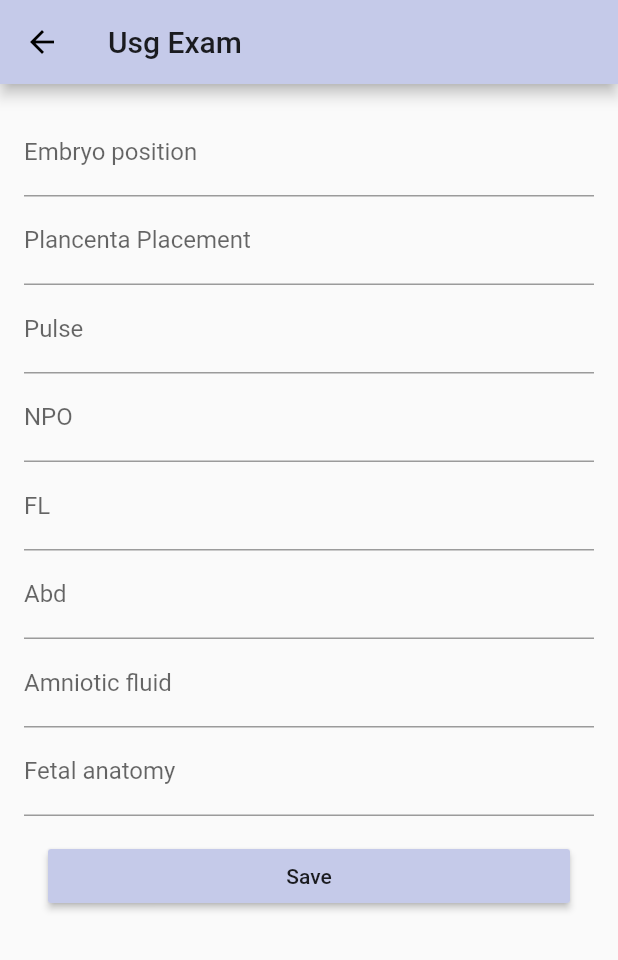
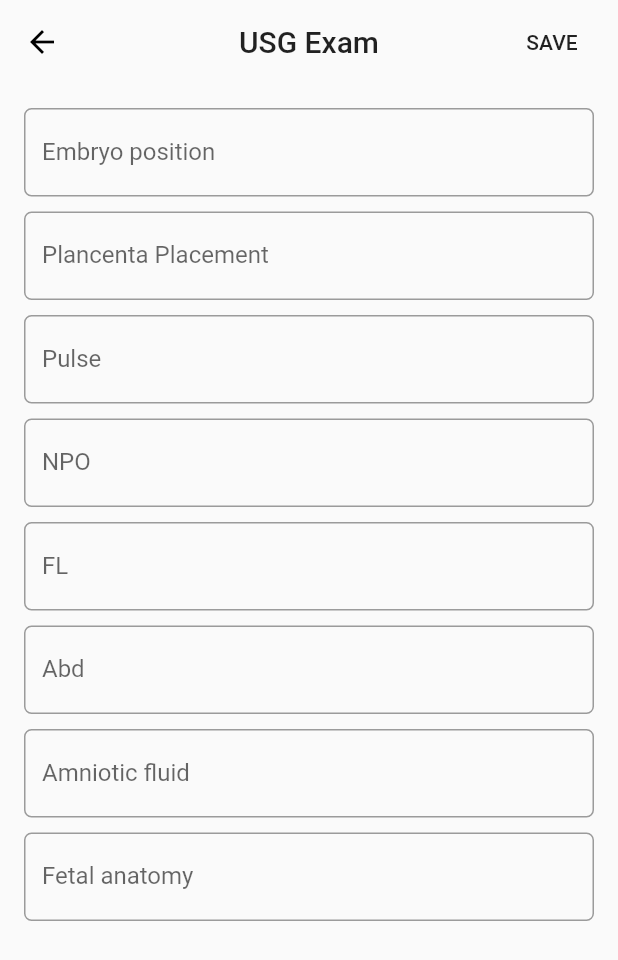
Before and after one commit to ReccaFlames/pregnancy_card, a Flutter app: the UsgEditPage screen opened directly, on a phone screen of 412 x 824 dp. Shown: the top 960 px of the screen. Run offline on Flutter 3.47's test engine with Material 2 defaults, Android fonts, the phone set to English and light mode, and no system bars; our stand-ins replace circular_check_box, image_picker, numberpicker; network calls fail; project files that could hold a hidden picture were left out.

Commit message:
tech: Changed USG Exam Edit Page form style

```diff
--- a/lib/usg_exam/usg_exam_details_page.dart
+++ b/lib/usg_exam/usg_exam_details_page.dart
@@ -5,8 +5,8 @@ import 'usg_exam_details_content.dart';
 
 class UsgDetailsPage extends StatelessWidget {
 
-  final String _exam;
-  final String _date;
+  String exam;
+  String date;
 
   @override
   Widget build(BuildContext context) {
@@ -14,7 +14,7 @@ class UsgDetailsPage extends StatelessWidget {
       body: SingleChildScrollView(
         child: Column(
           children: [
-            UsgExamHeader(_exam, _date),
+            UsgExamHeader(exam, date),
             Padding(
               padding: const EdgeInsets.all(20.0),
               child: UsgExamDetailsContent(),
@@ -25,6 +25,6 @@ class UsgDetailsPage extends StatelessWidget {
     );
   }
 
-  UsgDetailsPage(this._exam, this._date);
+  UsgDetailsPage(this.exam, this.date);
 
 }
--- a/lib/usg_exam/usg_exam_edit_page.dart
+++ b/lib/usg_exam/usg_exam_edit_page.dart
@@ -18,13 +18,43 @@ class UsgExam {
 }
 
 class _UsgEditPageState extends State<UsgEditPage> {
+
   final _formKey = GlobalKey<FormState>();
   final _usgExam = UsgExam();
+
+  formFieldDecoration({String labelText}) {
+    return InputDecoration(
+      disabledBorder: OutlineInputBorder(
+          borderRadius: BorderRadius.all(Radius.circular(5.0)),
+          borderSide: BorderSide(color: Colors.black)),
+      border: OutlineInputBorder(
+          borderRadius: BorderRadius.all(Radius.circular(5.0)),
+          borderSide: BorderSide(color: Colors.black)),
+      labelText: labelText,
+    );
+  }
 
   @override
   Widget build(BuildContext context) {
     return Scaffold(
-        appBar: AppBar(title: Text('Usg Exam')),
+        appBar: AppBar(
+          title: Text('USG Exam'),
+          centerTitle: true,
+          backgroundColor: Colors.transparent,
+          elevation: 0,
+          actions: <Widget>[
+            FlatButton(
+              child: Text('SAVE'),
+              onPressed: () {
+                final form = _formKey.currentState;
+                if (form.validate()) {
+                  form.save();
+                  _showDialog(context);
+                }
+              },
+            ),
+          ],
+        ),
         body: ListView(
           children: <Widget>[
             Container(
@@ -44,19 +74,6 @@ class _UsgEditPageState extends State<UsgEditPage> {
                               _abdField(),
                               _amnioticFluidField(),
                               _fetalAnatomyField(),
-                              Container(
-                                  padding: const EdgeInsets.symmetric(
-                                      vertical: 16.0, horizontal: 16.0),
-                                  child: RaisedButton(
-                                    color: Theme.of(context).primaryColor,
-                                      onPressed: () {
-                                        final form = _formKey.currentState;
-                                        if (form.validate()) {
-                                          form.save();
-                                          _showDialog(context);
-                                        }
-                                      },
-                                      child: Text('Save'))),
                             ])))),
           ],
         ));
@@ -64,8 +81,9 @@ class _UsgEditPageState extends State<UsgEditPage> {
 
   _embryoPositionField() {
     return TextFormField(
-      decoration:
-      InputDecoration(labelText: 'Embryo position'),
+      decoration: formFieldDecoration(
+        labelText: 'Embryo position',
+      ),
       validator: (value) {
         if (value.isEmpty) {
           return 'Please enter embryo position';
@@ -77,9 +95,12 @@ class _UsgEditPageState extends State<UsgEditPage> {
     );
   }
   _placentaPlacementField() {
-    return TextFormField(
-      decoration:
-      InputDecoration(labelText: 'Plancenta Placement'),
+    return Padding(
+      padding: const EdgeInsets.only(top: 10.0),
+      child: TextFormField(
+        decoration: formFieldDecoration(
+          labelText: 'Plancenta Placement',
+        ),
         validator: (value) {
           if (value.isEmpty) {
             return 'Please enter placenta placement';
@@ -88,13 +109,17 @@ class _UsgEditPageState extends State<UsgEditPage> {
         },
         onSaved: (val) =>
             setState(() => _usgExam.placentaPlacement = val),
+      ),
     );
   }
 
   _pulseField() {
-    return TextFormField(
-      decoration:
-      InputDecoration(labelText: 'Pulse'),
+    return Padding(
+      padding: const EdgeInsets.only(top: 10.0),
+      child: TextFormField(
+        decoration: formFieldDecoration(
+          labelText: 'Pulse',
+        ),
         validator: (value) {
           if (value.isEmpty) {
             return 'Please enter pulse value';
@@ -107,13 +132,17 @@ class _UsgEditPageState extends State<UsgEditPage> {
           ],
         onSaved: (val) =>
             setState(() => _usgExam.pulse = val as int),
+      ),
     );
   }
 
   _amnioticFluidField() {
-    return TextFormField(
-      decoration:
-      InputDecoration(labelText: 'Amniotic fluid'),
+    return Padding(
+      padding: const EdgeInsets.only(top: 10.0),
+      child: TextFormField(
+        decoration: formFieldDecoration(
+          labelText: 'Amniotic fluid',
+        ),
         validator: (value) {
           if (value.isEmpty) {
             return 'Please enter amniotic fluid value';
@@ -126,13 +155,17 @@ class _UsgEditPageState extends State<UsgEditPage> {
           ],
         onSaved: (val) =>
             setState(() => _usgExam.amnioticFluid = val as int),
+      ),
     );
   }
 
   _npoField() {
-    return TextFormField(
-      decoration:
-      InputDecoration(labelText: 'NPO'),
+    return Padding(
+      padding: const EdgeInsets.only(top: 10.0),
+      child: TextFormField(
+        decoration: formFieldDecoration(
+          labelText: 'NPO',
+        ),
         validator: (value) {
           if (value.isEmpty) {
             return 'Please enter NPO value';
@@ -145,12 +178,16 @@ class _UsgEditPageState extends State<UsgEditPage> {
           ],
         onSaved: (val) =>
             setState(() => _usgExam.npo = val as int),
+      ),
     );
   }
   _flField() {
-    return TextFormField(
-      decoration:
-      InputDecoration(labelText: 'FL'),
+    return Padding(
+      padding: const EdgeInsets.only(top: 10.0),
+      child: TextFormField(
+        decoration: formFieldDecoration(
+          labelText: 'FL',
+        ),
         validator: (value) {
           if (value.isEmpty) {
             return 'Please enter FL value';
@@ -163,12 +200,16 @@ class _UsgEditPageState extends State<UsgEditPage> {
           ],
         onSaved: (val) =>
             setState(() => _usgExam.fl = val as int),
+      ),
     );
   }
   _abdField() {
-    return TextFormField(
-      decoration:
-      InputDecoration(labelText: 'Abd'),
+    return Padding(
+      padding: const EdgeInsets.only(top: 10.0),
+      child: TextFormField(
+        decoration: formFieldDecoration(
+          labelText: 'Abd',
+        ),
         validator: (value) {
           if (value.isEmpty) {
             return 'Please enter Abd value';
@@ -181,13 +222,17 @@ class _UsgEditPageState extends State<UsgEditPage> {
           ],
         onSaved: (val) =>
             setState(() => _usgExam.abd = val as int),
+      ),
     );
   }
 
   _fetalAnatomyField() {
-    return TextFormField(
-      decoration:
-      InputDecoration(labelText: 'Fetal anatomy'),
+    return Padding(
+      padding: const EdgeInsets.only(top: 10.0),
+      child: TextFormField(
+        decoration: formFieldDecoration(
+          labelText: 'Fetal anatomy',
+        ),
         validator: (value) {
           if (value.isEmpty) {
             return 'Please enter fetal anatomy';
@@ -196,12 +241,14 @@ class _UsgEditPageState extends State<UsgEditPage> {
         },
         onSaved: (val) =>
             setState(() => _usgExam.fetalAnatomy = val),
+      ),
     );
   }
 
 
 
   _showDialog(BuildContext context) {
+    //TODO fix showing SnackBar
     Scaffold.of(context)
         .showSnackBar(SnackBar(content: Text('Submitting form')));
   }
```
Lines whose indentation alone changed are shown as unchanged.
